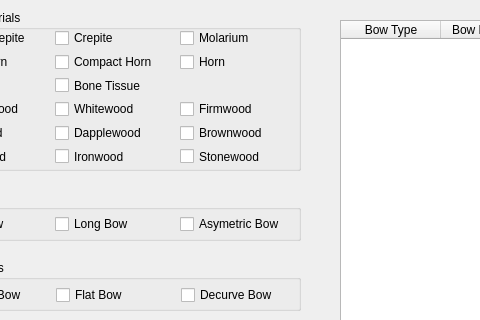
The window that bow/bow_calc.ui (minyiky/mortal_calcs) describes before a commit, drawn with Qt 5; both pictures show x 100 to 580 and y 0 to 320 of the 1290 by 422 pixel window.
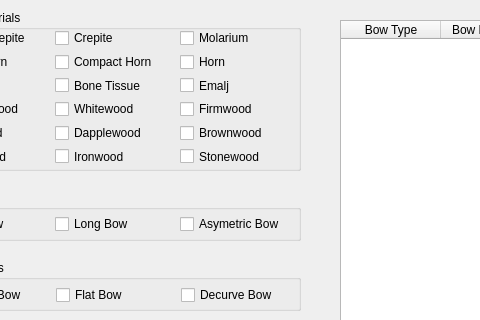
The same window after the commit. Icons and pictures are not drawn.

Commit message: Emalj Option Added

Diff of the .ui file:
```diff
--- a/bow/bow_calc.ui
+++ b/bow/bow_calc.ui
@@ -214,6 +214,13 @@
           </property>
          </widget>
         </item>
+        <item row="2" column="2">
+         <widget class="QCheckBox" name="emalj">
+          <property name="text">
+           <string>Emalj</string>
+          </property>
+         </widget>
+        </item>
        </layout>
       </item>
      </layout>
```
The commit also changes 2 other files.
